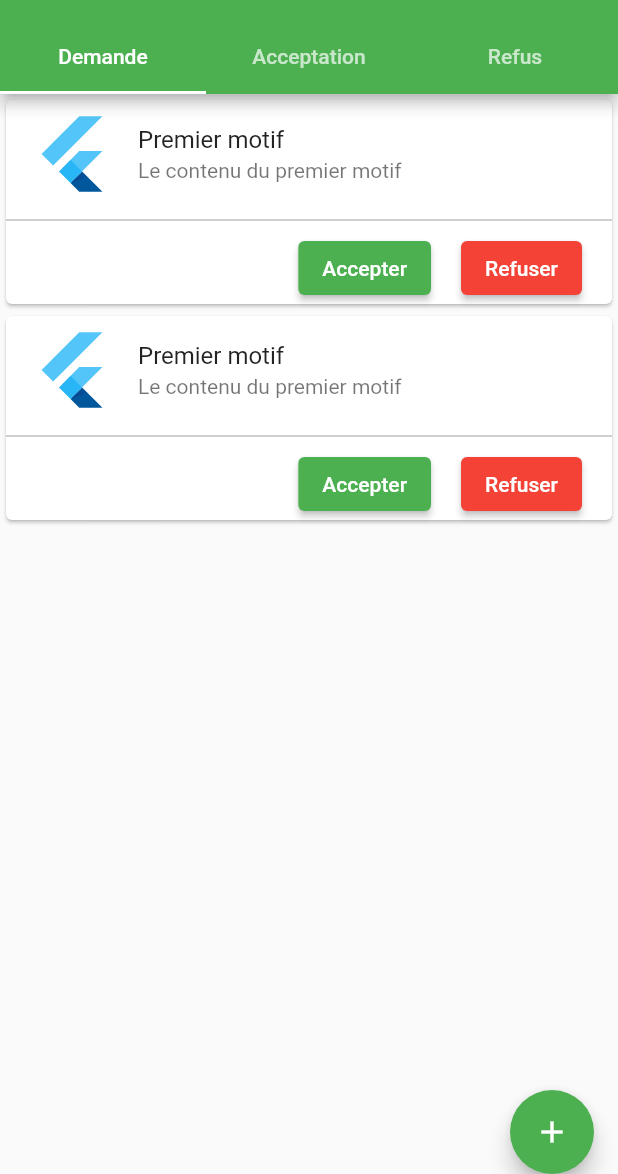
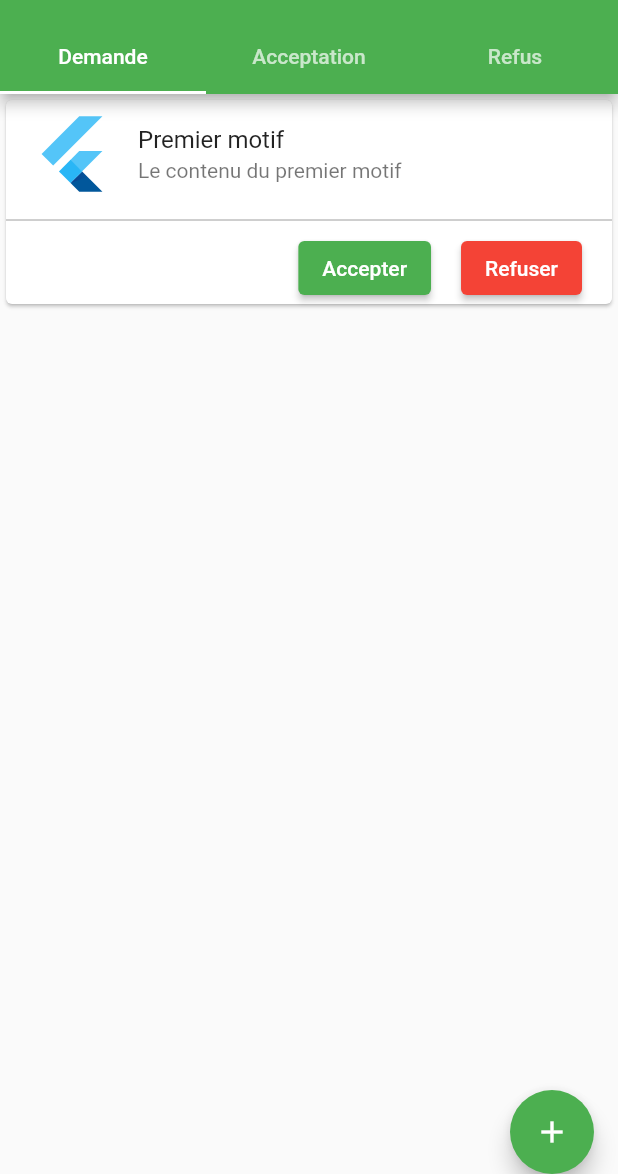
Before and after one commit to Markov500/bestfavor, a Flutter app: the screen it shows after launch, after a tap on "Accepter", on a phone screen of 412 x 824 dp, the part 62-1236 px from its top. Run offline on Flutter 3.47's test engine with Material 2 defaults, Android fonts, the phone set to English and light mode, and no system bars.

Commit message:
correction des bugs et implementation des differents UI d'affichage des listes

```diff
--- a/lib/models/demande.dart
+++ b/lib/models/demande.dart
@@ -4,13 +4,13 @@ class Demande {
   String nomUtilisateur;
   String description;
   DateTime dateEnvoi;
-  bool? accepte;
+  int accepte = 1;
 
-  Demande(
-      {required this.id,
-      required this.motif,
-      required this.nomUtilisateur,
-      required this.description,
-      required this.dateEnvoi,
-      this.accepte});
+  Demande({
+    required this.id,
+    required this.motif,
+    required this.nomUtilisateur,
+    required this.description,
+    required this.dateEnvoi,
+  });
 }
--- a/lib/screens/ajout_demande.dart
+++ b/lib/screens/ajout_demande.dart
@@ -140,7 +140,7 @@ class _AjoutDemandeState extends State<AjoutDemande> {
                         description: contenuController.text,
                         dateEnvoi: creneau!));
 
-                    print(mesDemandes[3].description);
+                    print(mesDemandes[2].accepte);
                     //Aller à la page d'affichages des demandes de faveurs
                     Navigator.pop(context);
                   }
--- a/lib/screens/home.dart
+++ b/lib/screens/home.dart
@@ -1,6 +1,6 @@
 import 'package:bestfavor/screens/ajout_demande.dart';
 import 'package:bestfavor/widgets/acceptation.dart';
-import 'package:bestfavor/widgets/demande.dart';
+import 'package:bestfavor/widgets/demandePage.dart';
 import 'package:bestfavor/widgets/refus.dart';
 import 'package:flutter/material.dart';
 
@@ -14,7 +14,7 @@ class Home extends StatefulWidget {
 class _HomeState extends State<Home> {
   @override
   Widget build(BuildContext context) {
-    Demande demandePage = Demande();
+    DemandePage demandePage = DemandePage();
     return DefaultTabController(
         length: 3,
         child: Scaffold(
@@ -51,7 +51,7 @@ class _HomeState extends State<Home> {
                           builder: (context) => const AjoutDemande()))
                   .then((value) {
                 setState(() {
-                  demandePage = Demande();
+                  demandePage = DemandePage();
                 });
               });
             },
--- a/lib/widgets/acceptation.dart
+++ b/lib/widgets/acceptation.dart
@@ -10,7 +10,7 @@ class Acceptation extends StatelessWidget {
     return Container(
       child: ListView(
         children: mesDemandes
-            .where((element) => element.accepte == true)
+            .where((element) => element.accepte == 2)
             .map((e) => AffichageDemande(
                   maDemande: e,
                 ))
--- a/lib/widgets/affichage_demande.dart
+++ b/lib/widgets/affichage_demande.dart
@@ -1,12 +1,13 @@
 import 'package:bestfavor/models/demande.dart';
 import 'package:flutter/material.dart';
-import 'package:flutter/src/widgets/framework.dart';
-import 'package:flutter/src/widgets/placeholder.dart';
 
 class AffichageDemande extends StatelessWidget {
   final Demande maDemande;
+  final accepter;
+  final refuser;
 
-  const AffichageDemande({super.key, required this.maDemande});
+  const AffichageDemande(
+      {super.key, required this.maDemande, this.accepter, this.refuser});
 
   @override
   Widget build(BuildContext context) {
@@ -21,13 +22,20 @@ class AffichageDemande extends StatelessWidget {
         Divider(
           color: Colors.grey,
         ),
-        Row(
+        maDemande.accepte == 1
+            ? Row(
                 mainAxisAlignment: MainAxisAlignment.end,
                 children: [
-            ElevatedButton(onPressed: () {}, child: Text("Accepter")),
+                  ElevatedButton(
+                      onPressed: () {
+                        accepter(maDemande);
+                      },
+                      child: Text("Accepter")),
                   Padding(padding: EdgeInsets.all(10)),
                   ElevatedButton(
-                onPressed: () {},
+                      onPressed: () {
+                        refuser(maDemande);
+                      },
                       style: ButtonStyle(
                         backgroundColor: MaterialStateProperty.all(Colors.red),
                       ),
@@ -35,6 +43,7 @@ class AffichageDemande extends StatelessWidget {
                   Padding(padding: EdgeInsets.all(10)),
                 ],
               )
+            : Padding(padding: EdgeInsets.all(0))
       ],
     ));
   }
--- a/lib/widgets/demande.dart
+++ /dev/null
@@ -1,26 +0,0 @@
-import 'package:bestfavor/data/data.dart';
-import 'package:bestfavor/widgets/affichage_demande.dart';
-import 'package:flutter/material.dart';
-
-class Demande extends StatefulWidget {
-  const Demande({super.key});
-
-  @override
-  State<Demande> createState() => _DemandeState();
-}
-
-class _DemandeState extends State<Demande> {
-  @override
-  Widget build(BuildContext context) {
-    return Container(
-      child: ListView(
-        children: mesDemandes
-            .where((element) => element.accepte == null)
-            .map((e) => AffichageDemande(
-                  maDemande: e,
-                ))
-            .toList(),
-      ),
-    );
-  }
-}
--- /dev/null
+++ b/lib/widgets/demandePage.dart
@@ -0,0 +1,41 @@
+import 'package:bestfavor/data/data.dart';
+import 'package:bestfavor/models/demande.dart';
+import 'package:bestfavor/widgets/affichage_demande.dart';
+import 'package:flutter/material.dart';
+
+class DemandePage extends StatefulWidget {
+  const DemandePage({super.key});
+
+  @override
+  State<DemandePage> createState() => _DemandePageState();
+}
+
+class _DemandePageState extends State<DemandePage> {
+  accepterDemande(Demande demande) {
+    setState(() {
+      demande.accepte = 2;
+    });
+  }
+
+  refuserDemande(Demande demande) {
+    setState(() {
+      demande.accepte = 3;
+    });
+  }
+
+  @override
+  Widget build(BuildContext context) {
+    return Container(
+      child: ListView(
+        children: mesDemandes
+            .where((element) => element.accepte == 1)
+            .map((e) => AffichageDemande(
+                  maDemande: e,
+                  accepter: accepterDemande,
+                  refuser: refuserDemande,
+                ))
+            .toList(),
+      ),
+    );
+  }
+}
--- a/lib/widgets/refus.dart
+++ b/lib/widgets/refus.dart
@@ -10,7 +10,7 @@ class Refus extends StatelessWidget {
     return Container(
       child: ListView(
         children: mesDemandes
-            .where((element) => element.accepte == false)
+            .where((element) => element.accepte == 3)
             .map((e) => AffichageDemande(
                   maDemande: e,
                 ))
```
Lines whose indentation alone changed are shown as unchanged.
